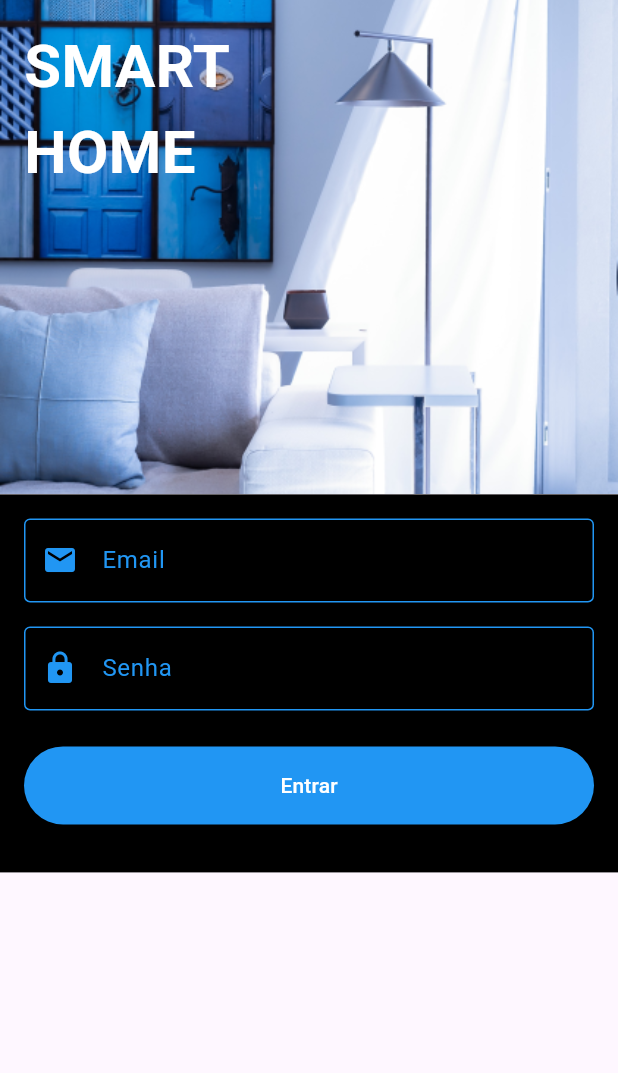
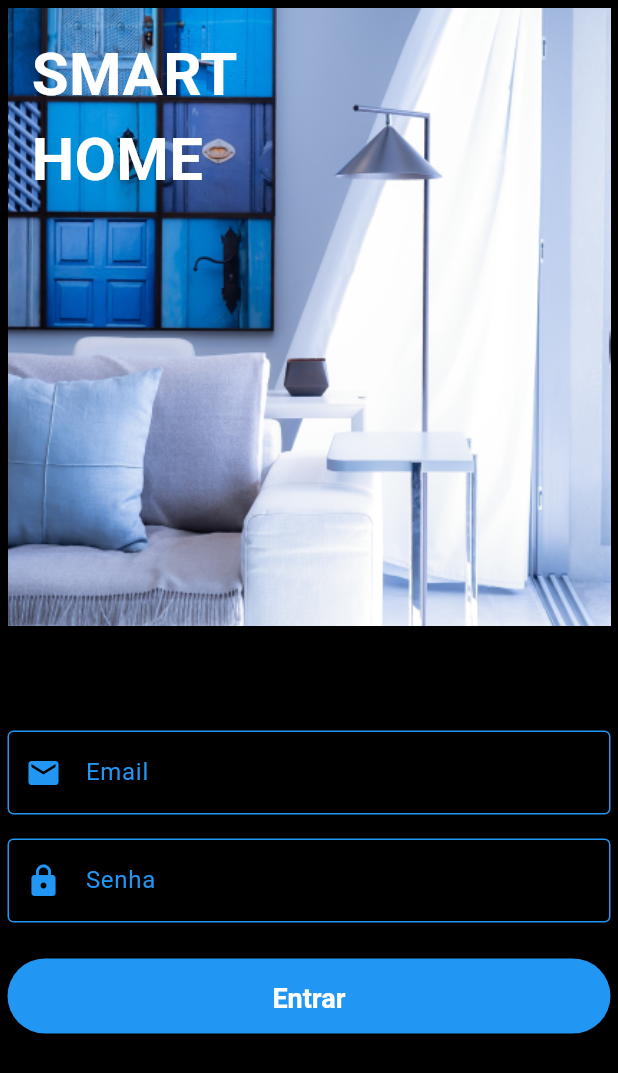
Before and after one commit to HenriqueVasques/Smart_House, a Flutter app: the screen it shows after launch, on a phone screen of 412 x 824 dp. Shown: the top 1073 px of the screen. Run offline on Flutter 3.47's test engine with Material 3 defaults, Android fonts, the light colour scheme and no system bars; our stand-ins replace cloud_firestore, firebase_auth, firebase_core; accounts and stored records are empty.

Commit message:
Update login.page.dart

```diff
--- a/bothouse/lib/views/login.page.dart
+++ b/bothouse/lib/views/login.page.dart
@@ -62,11 +62,12 @@ class _LoginPageState extends State<LoginPage> {
     resizeToAvoidBottomInset: true,
     body: SafeArea(
       child: SingleChildScrollView(
+        padding: const EdgeInsets.all(5),
         child: Column(
           children: [
-              SizedBox(
-                height: MediaQuery.of(context).size.height * 0.4,
-                child: Container(
+            Container(
+              height: MediaQuery.of(context).size.height * 0.5,
+              width: double.infinity,
               decoration: const BoxDecoration(
                 image: DecorationImage(
                   image: AssetImage('assets/images/login.png'),
@@ -88,14 +89,10 @@ class _LoginPageState extends State<LoginPage> {
                 ),
               ),
             ),
-              ),
-              Container(
-                color: Colors.black,
-                padding: const EdgeInsets.all(16.0),
-                child: Form(
+            const SizedBox(height: 70),
+            Form(
               key: _formKey,
               child: Column(
-                    crossAxisAlignment: CrossAxisAlignment.stretch,
                 children: [
                   TextFormField(
                     controller: _emailController,
@@ -111,12 +108,12 @@ class _LoginPageState extends State<LoginPage> {
                       ),
                       prefixIcon: Icon(Icons.email, color: Colors.blue),
                     ),
-                        validator: (String? value) {
+                    validator: (value) {
                       if (value == null || value.isEmpty) {
-                            return "O email não pode ser vazio";
+                        return 'O email não pode ser vazio';
                       }
-                          if (!value.contains("@")) {
-                            return "Email inválido";
+                      if (!value.contains('@')) {
+                        return 'Email inválido';
                       }
                       return null;
                     },
@@ -137,28 +134,36 @@ class _LoginPageState extends State<LoginPage> {
                       ),
                       prefixIcon: Icon(Icons.lock, color: Colors.blue),
                     ),
-                        validator: (String? value) {
+                    validator: (value) {
                       if (value == null || value.isEmpty) {
-                            return "A senha não pode ser vazia";
+                        return 'A senha não pode ser vazia';
                       }
                       if (value.length < 5) {
-                            return "Senha muito curta";
+                        return 'Senha muito curta';
                       }
                       return null;
                     },
                   ),
                   const SizedBox(height: 24),
-                      ElevatedButton(
+                  SizedBox(
+                    width: double.infinity,
+                    height: 50,
+                    child: ElevatedButton(
                       style: ElevatedButton.styleFrom(
                         foregroundColor: Colors.white,
                         backgroundColor: Colors.blue,
+                        elevation: 8,
                         padding: const EdgeInsets.symmetric(vertical: 16),
+                        textStyle: const TextStyle(
+                          fontSize: 18,
+                          fontWeight: FontWeight.bold,
+                        ),
                       ),
                       onPressed: _isLoading ? null : () => validaLogin(context),
                       child: _isLoading
                           ? const SizedBox(
-                                height: 20,
-                                width: 20,
+                              height: 24,
+                              width: 34,
                               child: CircularProgressIndicator(
                                 color: Colors.white,
                                 strokeWidth: 2,
@@ -166,15 +171,16 @@ class _LoginPageState extends State<LoginPage> {
                             )
                           : const Text('Entrar'),
                     ),
-                      const SizedBox(height: 16),
+                  ),
                 ],
-                  ),
               ),
             ),
           ],
         ),
       ),
     ),
+    backgroundColor: Colors.black,
   );
 }
+
 }
```
Lines whose indentation alone changed are shown as unchanged.
